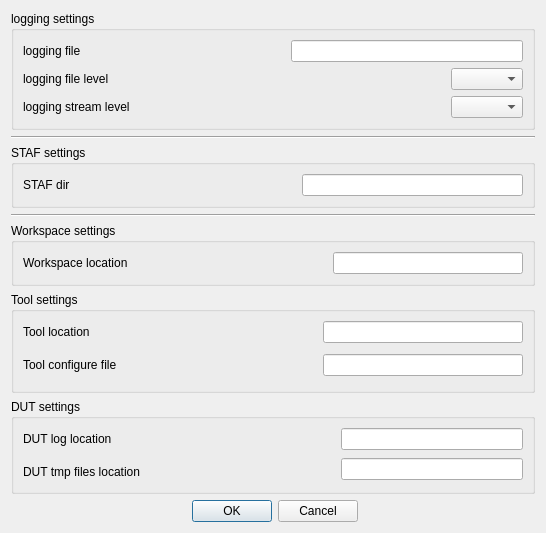
First picture: the form in XSTAF/ui/settingsDialog.ui, repository xcgspring/XSTAF, before the edit.
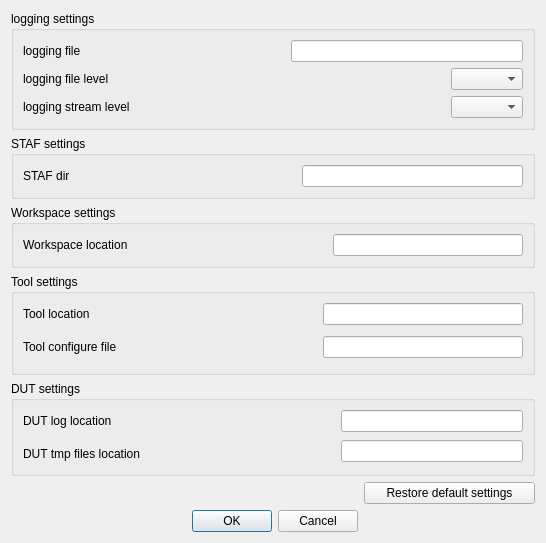
Second picture: the form after the edit. Icons and pictures are not drawn.

Commit message: Save settings to file, so XSTAF can load previous settings after startup

Patch:
```diff
--- a/XSTAF/ui/settingsDialog.ui
+++ b/XSTAF/ui/settingsDialog.ui
@@ -18,82 +18,58 @@
     <normaloff>:/icons/icons/settings.png</normaloff>:/icons/icons/settings.png</iconset>
   </property>
   <layout class="QGridLayout" name="gridLayout">
-   <item row="2" column="0" colspan="3">
-    <widget class="Line" name="line_3">
-     <property name="orientation">
-      <enum>Qt::Horizontal</enum>
-     </property>
-    </widget>
-   </item>
-   <item row="4" column="0" colspan="3">
-    <widget class="Line" name="line_2">
-     <property name="orientation">
-      <enum>Qt::Horizontal</enum>
-     </property>
-    </widget>
-   </item>
-   <item row="8" column="0" colspan="2">
-    <widget class="QDialogButtonBox" name="buttonBox">
-     <property name="orientation">
-      <enum>Qt::Horizontal</enum>
-     </property>
-     <property name="standardButtons">
-      <set>QDialogButtonBox::Cancel|QDialogButtonBox::Ok</set>
-     </property>
-    </widget>
-   </item>
-   <item row="6" column="0" colspan="3">
-    <widget class="QGroupBox" name="groupBox_4">
+   <item row="5" column="0" colspan="3">
+    <widget class="QGroupBox" name="groupBox_5">
      <property name="title">
-      <string>Tool settings</string>
+      <string>DUT settings</string>
      </property>
-     <layout class="QGridLayout" name="gridLayout_5">
-      <item row="0" column="2">
-       <widget class="QLineEdit" name="toolLocationEdit"/>
-      </item>
+     <layout class="QGridLayout" name="gridLayout_6">
       <item row="0" column="0">
-       <widget class="QLabel" name="label_6">
+       <widget class="QLabel" name="label_8">
         <property name="text">
-         <string>Tool location</string>
+         <string>DUT log location</string>
         </property>
        </widget>
       </item>
-      <item row="1" column="2" rowspan="3">
-       <widget class="QLineEdit" name="toolConfigureFileEdit"/>
-      </item>
-      <item row="0" column="1">
-       <spacer name="horizontalSpacer_8">
+      <item row="0" column="1" rowspan="2">
+       <spacer name="horizontalSpacer_10">
         <property name="orientation">
          <enum>Qt::Horizontal</enum>
         </property>
         <property name="sizeHint" stdset="0">
          <size>
-          <width>150</width>
+          <width>194</width>
           <height>20</height>
          </size>
         </property>
        </spacer>
       </item>
-      <item row="2" column="1">
-       <spacer name="horizontalSpacer_9">
-        <property name="orientation">
-         <enum>Qt::Horizontal</enum>
-        </property>
-        <property name="sizeHint" stdset="0">
-         <size>
-          <width>150</width>
-          <height>20</height>
-         </size>
-        </property>
-       </spacer>
+      <item row="1" column="2" rowspan="2">
+       <widget class="QLineEdit" name="dutTmpFilesLocationEdit"/>
       </item>
       <item row="2" column="0">
-       <widget class="QLabel" name="label_7">
+       <widget class="QLabel" name="label_9">
         <property name="text">
-         <string>Tool configure file</string>
+         <string>DUT tmp files location</string>
         </property>
        </widget>
       </item>
+      <item row="2" column="1">
+       <spacer name="horizontalSpacer_11">
+        <property name="orientation">
+         <enum>Qt::Horizontal</enum>
+        </property>
+        <property name="sizeHint" stdset="0">
+         <size>
+          <width>194</width>
+          <height>20</height>
+         </size>
+        </property>
+       </spacer>
+      </item>
+      <item row="0" column="2">
+       <widget class="QLineEdit" name="dutLogLocationEdit"/>
+      </item>
      </layout>
     </widget>
    </item>
@@ -202,6 +178,38 @@
     </widget>
    </item>
    <item row="3" column="0" colspan="3">
+    <widget class="QGroupBox" name="groupBox_3">
+     <property name="title">
+      <string>Workspace settings</string>
+     </property>
+     <layout class="QGridLayout" name="gridLayout_4">
+      <item row="0" column="1">
+       <spacer name="horizontalSpacer_5">
+        <property name="orientation">
+         <enum>Qt::Horizontal</enum>
+        </property>
+        <property name="sizeHint" stdset="0">
+         <size>
+          <width>199</width>
+          <height>20</height>
+         </size>
+        </property>
+       </spacer>
+      </item>
+      <item row="0" column="2">
+       <widget class="QLineEdit" name="WorkspaceLocation"/>
+      </item>
+      <item row="0" column="0">
+       <widget class="QLabel" name="label_5">
+        <property name="text">
+         <string>Workspace location</string>
+        </property>
+       </widget>
+      </item>
+     </layout>
+    </widget>
+   </item>
+   <item row="2" column="0" colspan="3">
     <widget class="QGroupBox" name="groupBox_2">
      <property name="title">
       <string>STAF settings</string>
@@ -237,93 +245,78 @@
      </layout>
     </widget>
    </item>
-   <item row="5" column="0" colspan="3">
-    <widget class="QGroupBox" name="groupBox_3">
+   <item row="4" column="0" colspan="3">
+    <widget class="QGroupBox" name="groupBox_4">
      <property name="title">
-      <string>Workspace settings</string>
+      <string>Tool settings</string>
      </property>
-     <layout class="QGridLayout" name="gridLayout_4">
+     <layout class="QGridLayout" name="gridLayout_5">
+      <item row="0" column="2">
+       <widget class="QLineEdit" name="toolLocationEdit"/>
+      </item>
+      <item row="0" column="0">
+       <widget class="QLabel" name="label_6">
+        <property name="text">
+         <string>Tool location</string>
+        </property>
+       </widget>
+      </item>
+      <item row="1" column="2" rowspan="3">
+       <widget class="QLineEdit" name="toolConfigureFileEdit"/>
+      </item>
       <item row="0" column="1">
-       <spacer name="horizontalSpacer_5">
+       <spacer name="horizontalSpacer_8">
         <property name="orientation">
          <enum>Qt::Horizontal</enum>
         </property>
         <property name="sizeHint" stdset="0">
          <size>
-          <width>199</width>
+          <width>150</width>
           <height>20</height>
          </size>
         </property>
        </spacer>
-      </item>
-      <item row="0" column="2">
-       <widget class="QLineEdit" name="WorkspaceLocation"/>
-      </item>
-      <item row="0" column="0">
-       <widget class="QLabel" name="label_5">
-        <property name="text">
-         <string>Workspace location</string>
-        </property>
-       </widget>
-      </item>
-     </layout>
-    </widget>
-   </item>
-   <item row="7" column="0" colspan="3">
-    <widget class="QGroupBox" name="groupBox_5">
-     <property name="title">
-      <string>DUT settings</string>
-     </property>
-     <layout class="QGridLayout" name="gridLayout_6">
-      <item row="0" column="0">
-       <widget class="QLabel" name="label_8">
-        <property name="text">
-         <string>DUT log location</string>
-        </property>
-       </widget>
-      </item>
-      <item row="0" column="1" rowspan="2">
-       <spacer name="horizontalSpacer_10">
-        <property name="orientation">
-         <enum>Qt::Horizontal</enum>
-        </property>
-        <property name="sizeHint" stdset="0">
-         <size>
-          <width>194</width>
-          <height>20</height>
-         </size>
-        </property>
-       </spacer>
-      </item>
-      <item row="0" column="2">
-       <widget class="QLineEdit" name="dutLogLocationEdit"/>
-      </item>
-      <item row="1" column="2" rowspan="2">
-       <widget class="QLineEdit" name="dutTmpFilesLocationEdit"/>
-      </item>
-      <item row="2" column="0">
-       <widget class="QLabel" name="label_9">
-        <property name="text">
-         <string>DUT tmp files location</string>
-        </property>
-       </widget>
       </item>
       <item row="2" column="1">
-       <spacer name="horizontalSpacer_11">
+       <spacer name="horizontalSpacer_9">
         <property name="orientation">
          <enum>Qt::Horizontal</enum>
         </property>
         <property name="sizeHint" stdset="0">
          <size>
-          <width>194</width>
+          <width>150</width>
           <height>20</height>
          </size>
         </property>
        </spacer>
       </item>
+      <item row="2" column="0">
+       <widget class="QLabel" name="label_7">
+        <property name="text">
+         <string>Tool configure file</string>
+        </property>
+       </widget>
+      </item>
      </layout>
     </widget>
    </item>
+   <item row="7" column="0" colspan="2">
+    <widget class="QDialogButtonBox" name="buttonBox">
+     <property name="orientation">
+      <enum>Qt::Horizontal</enum>
+     </property>
+     <property name="standardButtons">
+      <set>QDialogButtonBox::Cancel|QDialogButtonBox::Ok</set>
+     </property>
+    </widget>
+   </item>
+   <item row="6" column="2">
+    <widget class="QPushButton" name="restoreButton">
+     <property name="text">
+      <string>Restore default settings</string>
+     </property>
+    </widget>
+   </item>
   </layout>
  </widget>
  <resources>
```
The commit also changes 13 other files.
